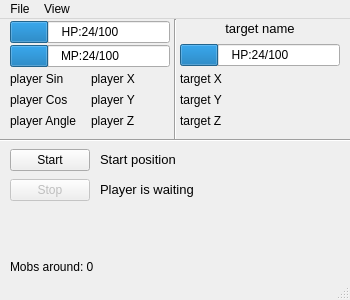
Unknown0156/Autoage, file autoage.ui: the form before one commit.
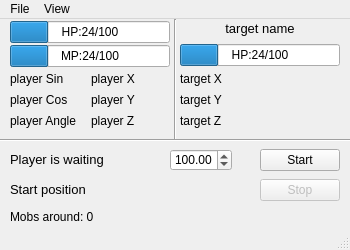
The form after the commit.

Commit message: farming range

Diff of the .ui file:
```diff
--- a/autoage.ui
+++ b/autoage.ui
@@ -7,7 +7,7 @@
     <x>0</x>
     <y>0</y>
     <width>350</width>
-    <height>300</height>
+    <height>250</height>
    </rect>
   </property>
   <property name="windowTitle">
@@ -17,7 +17,7 @@
    <widget class="QPushButton" name="start">
     <property name="geometry">
      <rect>
-      <x>10</x>
+      <x>260</x>
       <y>130</y>
       <width>80</width>
       <height>22</height>
@@ -33,7 +33,7 @@
     </property>
     <property name="geometry">
      <rect>
-      <x>10</x>
+      <x>260</x>
       <y>160</y>
       <width>80</width>
       <height>22</height>
@@ -316,9 +316,9 @@
    <widget class="QLabel" name="pStatus">
     <property name="geometry">
      <rect>
-      <x>100</x>
-      <y>160</y>
-      <width>121</width>
+      <x>10</x>
+      <y>130</y>
+      <width>120</width>
       <height>20</height>
      </rect>
     </property>
@@ -334,8 +334,8 @@
    <widget class="QLabel" name="startPos">
     <property name="geometry">
      <rect>
-      <x>100</x>
-      <y>130</y>
+      <x>10</x>
+      <y>160</y>
       <width>241</width>
       <height>20</height>
      </rect>
@@ -353,7 +353,7 @@
     <property name="geometry">
      <rect>
       <x>10</x>
-      <y>240</y>
+      <y>190</y>
       <width>251</width>
       <height>16</height>
      </rect>
@@ -367,6 +367,22 @@
      <string>Mobs around: 0</string>
     </property>
    </widget>
+   <widget class="QDoubleSpinBox" name="farmRange">
+    <property name="geometry">
+     <rect>
+      <x>170</x>
+      <y>130</y>
+      <width>62</width>
+      <height>22</height>
+     </rect>
+    </property>
+    <property name="maximum">
+     <double>9999.000000000000000</double>
+    </property>
+    <property name="value">
+     <double>100.000000000000000</double>
+    </property>
+   </widget>
   </widget>
   <widget class="QMenuBar" name="menubar">
    <property name="geometry">
```
Left out of the diff: 2 changed lines with no effect on the pictures. The commit also changes 9 other files.
